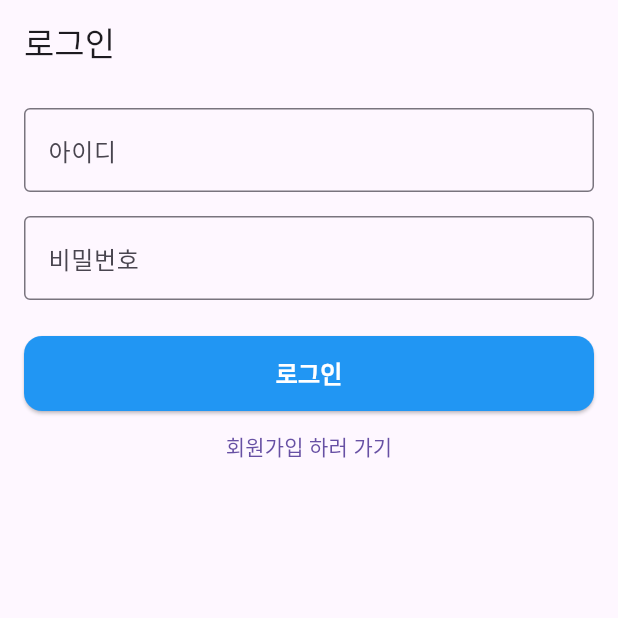
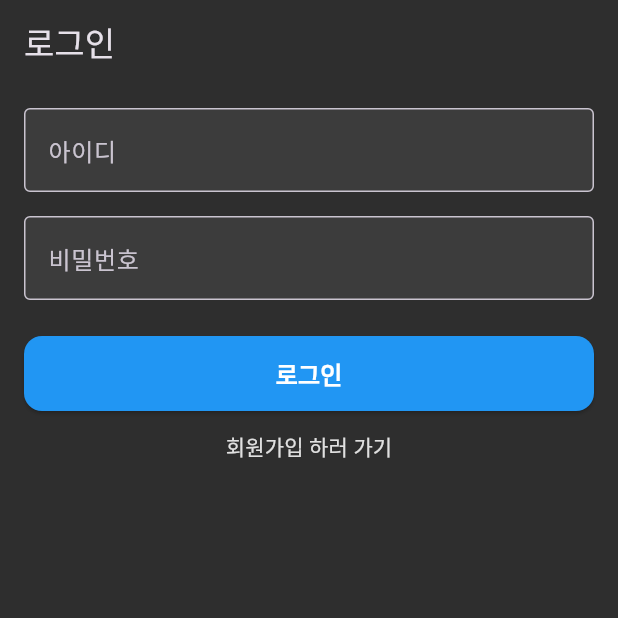
Before and after one commit to baskduf/tori_frontend, a Flutter app: the screen it shows after launch, on a phone screen of 412 x 824 dp, the top half of it. Run offline on Flutter 3.47's test engine with Material 3 defaults, Android fonts, the phone set to English and light mode, and no system bars; our stand-ins replace flutter_secure_storage, image_picker.

Commit message:
add : themes/app_theme.dart

```diff
--- a/lib/main.dart
+++ b/lib/main.dart
@@ -2,6 +2,7 @@
 import 'screens/signup_screen.dart';
 import 'screens/login_screen.dart';
 import 'screens/home_screen.dart';
+import 'themes/app_theme.dart';
 
 void main() {
   runApp(MyApp());
@@ -12,7 +13,7 @@
   Widget build(BuildContext context) {
     return MaterialApp(
       title: '랜덤통화 매칭 앱',
-      theme: ThemeData(primarySwatch: Colors.blue),
+      theme: appTheme,
       initialRoute: '/login',
       routes: {
         '/signup': (context) => SignUpScreen(),
--- /dev/null
+++ b/lib/themes/app_theme.dart
@@ -0,0 +1,38 @@
+import 'package:flutter/material.dart';
+
+final darkGrayColor = Color(0xFF2E2E2E);
+
+final ThemeData appTheme = ThemeData(
+  brightness: Brightness.dark,
+  primaryColor: darkGrayColor,
+  scaffoldBackgroundColor: darkGrayColor,
+  appBarTheme: AppBarTheme(
+    backgroundColor: darkGrayColor,
+    elevation: 0,
+  ),
+  inputDecorationTheme: InputDecorationTheme(
+    filled: true,
+    fillColor: Colors.grey[800]?.withOpacity(0.7),  // 반투명 느낌
+    border: OutlineInputBorder(
+      borderRadius: BorderRadius.circular(8),
+      borderSide: BorderSide.none,
+    ),
+    labelStyle: TextStyle(color: Colors.white70),
+  ),
+  elevatedButtonTheme: ElevatedButtonThemeData(
+    style: ElevatedButton.styleFrom(
+      backgroundColor: Colors.grey[700],
+      foregroundColor: Colors.white,
+      shape: RoundedRectangleBorder(borderRadius: BorderRadius.circular(8)),
+      padding: EdgeInsets.symmetric(vertical: 14, horizontal: 24),
+    ),
+  ),
+  textButtonTheme: TextButtonThemeData(
+    style: TextButton.styleFrom(
+      foregroundColor: Colors.grey[300],
+    ),
+  ),
+  textTheme: TextTheme(
+    bodyMedium: TextStyle(color: Colors.white70),
+  ),
+);
```
